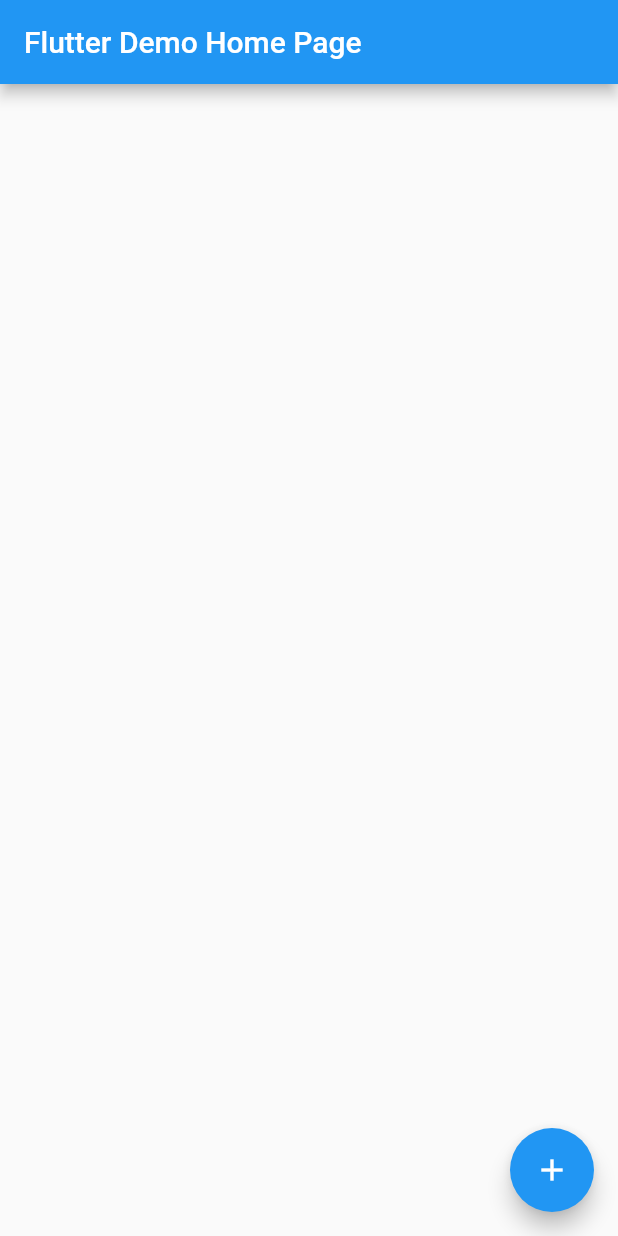
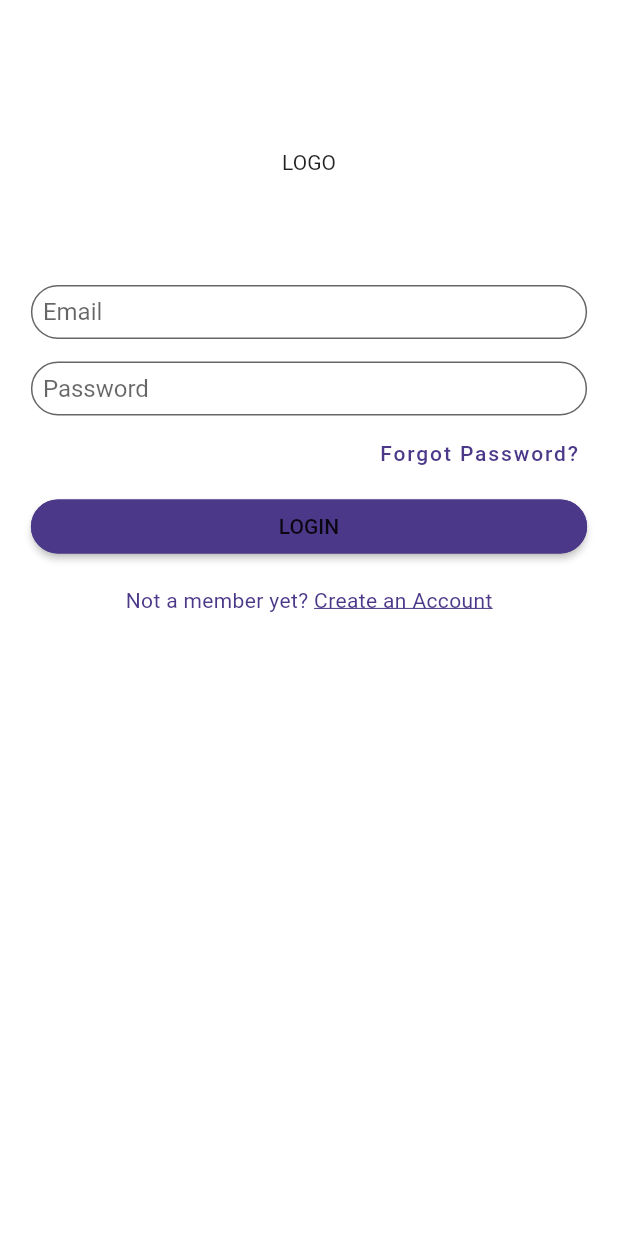
Before and after one commit to turlvo/stackoverflow, a Flutter app: the screen it shows after launch, on a phone screen of 412 x 824 dp. Run offline on Flutter 3.47's test engine with Material 2 defaults, Android fonts, the phone set to English and light mode, and no system bars; Roboto replaces fonts that are missing (Roboto-Medium, Roboto-Regular).

Commit message:
resolve 63740094

```diff
--- /dev/null
+++ b/lib/login.dart
@@ -0,0 +1,239 @@
+import 'package:flutter/cupertino.dart';
+import 'package:flutter/material.dart';
+
+import 'package:flutter/widgets.dart';
+
+class LoginPage extends StatelessWidget {
+  @override
+  Widget build(BuildContext context) {
+    return Scaffold(
+      backgroundColor: Colors.white,
+      body: _LoginUI(),
+    );
+  }
+}
+
+class _LoginUI extends StatefulWidget {
+  @override
+  State<StatefulWidget> createState() {
+    return _LoginState();
+  }
+}
+
+class _LoginState extends State<_LoginUI> {
+  final _formKey = GlobalKey<FormState>();
+  //FIXME When validate error occures, the fields get super small
+
+  TextEditingController _phoneNumber = TextEditingController();
+  TextEditingController _passwordController = TextEditingController();
+
+  @override
+  Widget build(BuildContext context) {
+    return Container(
+      child: SafeArea(
+        child: LayoutBuilder(builder:
+            (BuildContext context, BoxConstraints viewportConstraints) {
+          return SingleChildScrollView(
+            reverse: true,
+            child: ConstrainedBox(
+              constraints: BoxConstraints(
+                minHeight: viewportConstraints.maxHeight,
+              ),
+              child: Column(
+                children: <Widget>[
+                  Container(
+                    margin: EdgeInsets.only(top: 25),
+                    // child: Image.asset("assets/images/login_image.png"),
+                    child: SizedBox(
+                      height: 200,
+                      child: Text('Login_image'),
+                    ),
+                  ),
+                  Container(
+                    width: MediaQuery.of(context).size.width,
+                    decoration: new BoxDecoration(
+                        color: Colors.white,
+                        borderRadius: new BorderRadius.only(
+                            topLeft: const Radius.circular(40.0),
+                            topRight: const Radius.circular(40.0))),
+                    child: Column(
+                      mainAxisAlignment: MainAxisAlignment.start,
+                      children: <Widget>[
+                        Row(
+                          mainAxisAlignment: MainAxisAlignment.center,
+                          children: <Widget>[
+                            Flexible(
+                              child: Container(
+                                margin: EdgeInsets.only(
+                                    top: 20, left: 10, right: 10),
+                                child: Container(
+                                  height: 50,
+                                  child: Text('LOGO'),
+                                ),
+                                //Image.asset("assets/images/logo.png",
+                                //    width: 200, height: 50),
+                              ),
+                            )
+                          ],
+                        ),
+                        Form(
+                          key: _formKey,
+                          child: Column(
+                            children: <Widget>[
+                              Container(
+                                  margin: EdgeInsets.only(
+                                    top: 40,
+                                  ),
+                                  child: SizedBox(
+                                    width:
+                                        MediaQuery.of(context).size.width * .90,
+                                    height: 36,
+                                    child: TextFormField(
+                                      controller: _phoneNumber,
+                                      validator: (value) {
+                                        if (value.isEmpty) {
+                                          return 'Please enter some text';
+                                        }
+                                        return null;
+                                      },
+                                      decoration: InputDecoration(
+                                        filled: true,
+                                        fillColor: Colors.white,
+                                        contentPadding: const EdgeInsets.only(
+                                            top: 2, bottom: 2, left: 8),
+                                        border: OutlineInputBorder(
+                                          borderRadius:
+                                              BorderRadius.circular(30.0),
+                                        ),
+                                        hintText: "Email",
+                                      ),
+                                    ),
+                                  )),
+                              Container(
+                                margin: EdgeInsets.only(
+                                  top: 15,
+                                ),
+                                child: SizedBox(
+                                  height: 36,
+                                  width:
+                                      MediaQuery.of(context).size.width * .90,
+                                  child: TextFormField(
+                                    controller: _passwordController,
+                                    keyboardType: TextInputType.visiblePassword,
+                                    validator: (value) {
+                                      if (value.isEmpty) {
+                                        return 'Please enter some text';
+                                      }
+                                      return null;
+                                    },
+                                    decoration: InputDecoration(
+                                      filled: true,
+                                      fillColor: Colors.white,
+                                      contentPadding: const EdgeInsets.only(
+                                          top: 2, bottom: 2, left: 8),
+                                      border: OutlineInputBorder(
+                                        borderRadius:
+                                            BorderRadius.circular(30.0),
+                                      ),
+                                      hintText: "Password",
+                                    ),
+                                  ),
+                                ),
+                              ),
+                              Align(
+                                alignment: Alignment.bottomRight,
+                                child: Container(
+                                    margin: EdgeInsets.only(
+                                        top: 1, left: 10, right: 10),
+                                    child: FlatButton(
+                                      onPressed: () {
+                                        Navigator.pushNamed(
+                                            context, "/password-reset");
+                                      },
+                                      child: Text("Forgot Password?",
+                                          style: TextStyle(
+                                              fontFamily: 'Roboto-Medium',
+                                              fontSize: 14.0,
+                                              letterSpacing: 1.25,
+                                              color: Color.fromRGBO(
+                                                  75, 56, 137, 80))),
+                                    )),
+                              ),
+                              Container(
+                                  margin: EdgeInsets.only(
+                                      top: 1, left: 10, right: 10),
+                                  child: SizedBox(
+                                    width:
+                                        MediaQuery.of(context).size.width * .90,
+                                    child: RaisedButton(
+                                      color: Color.fromRGBO(75, 56, 137, 80),
+                                      textColor: Colors.white,
+                                      shape: RoundedRectangleBorder(
+                                          borderRadius:
+                                              new BorderRadius.circular(18.0),
+                                          side: BorderSide(
+                                              color: Color.fromRGBO(
+                                                  75, 56, 137, 80))),
+                                      child: Text(
+                                        "LOGIN",
+                                        style:
+                                            Theme.of(context).textTheme.button,
+                                      ),
+                                      onPressed: () {
+                                        String email = _phoneNumber.text;
+                                        String password =
+                                            _passwordController.text;
+
+                                        if (_formKey.currentState.validate()) {
+                                          // loginProcess(email, password);
+                                        }
+                                      },
+                                    ),
+                                  ))
+                            ],
+                          ),
+                        ),
+                        Container(
+                            margin:
+                                EdgeInsets.only(top: 1, left: 10, right: 10),
+                            child: FlatButton(
+                              onPressed: () {
+                                Navigator.pushNamed(context, "/register");
+                              },
+                              child: RichText(
+                                text: TextSpan(children: <TextSpan>[
+                                  TextSpan(
+                                    text: "Not a member yet? ",
+                                    style: TextStyle(
+                                        fontFamily: 'Roboto-Regular',
+                                        fontSize: 14.0,
+                                        letterSpacing: 0.25,
+                                        color: Color.fromRGBO(75, 56, 137, 80)),
+                                  ),
+                                  TextSpan(
+                                    text: "Create an Account",
+                                    style: TextStyle(
+                                      decoration: TextDecoration.underline,
+                                      fontFamily: 'Roboto-Regular',
+                                      fontSize: 14.0,
+                                      letterSpacing: 0.25,
+                                      color: Color.fromRGBO(75, 56, 137, 80),
+                                    ),
+                                  )
+                                ]),
+                              ),
+                            )),
+                        SizedBox(height: 400),
+                      ],
+                    ),
+                  ),
+                ],
+              ),
+            ),
+          );
+        }),
+      ),
+    );
+    //child: Image.asset("assets/images/login_image.png"),
+  }
+}
--- a/lib/main.dart
+++ b/lib/main.dart
@@ -1,4 +1,5 @@
 import 'package:flutter/material.dart';
+import 'package:stackoverflow/login.dart';
 
 void main() {
   runApp(MyApp());
@@ -13,7 +14,7 @@ class MyApp extends StatelessWidget {
         primarySwatch: Colors.blue,
         visualDensity: VisualDensity.adaptivePlatformDensity,
       ),
-      home: MyHomePage(title: 'Flutter Demo Home Page'),
+      home: LoginPage(),
     );
   }
 }
```
Also changed, not shown: 1 other file.
